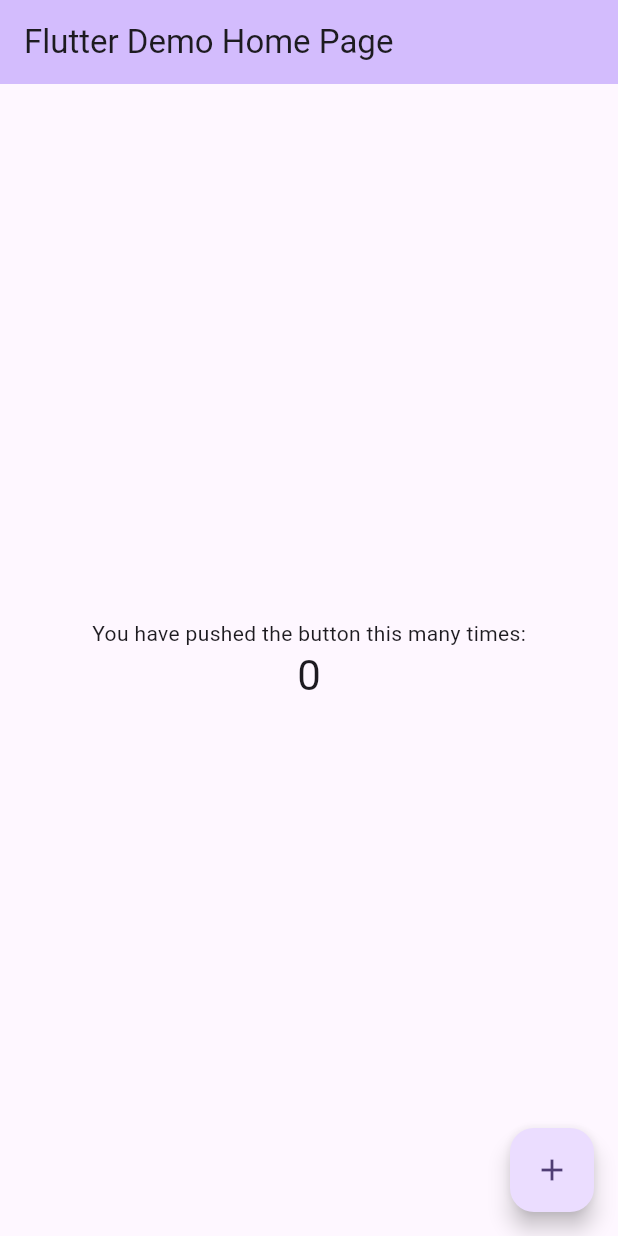
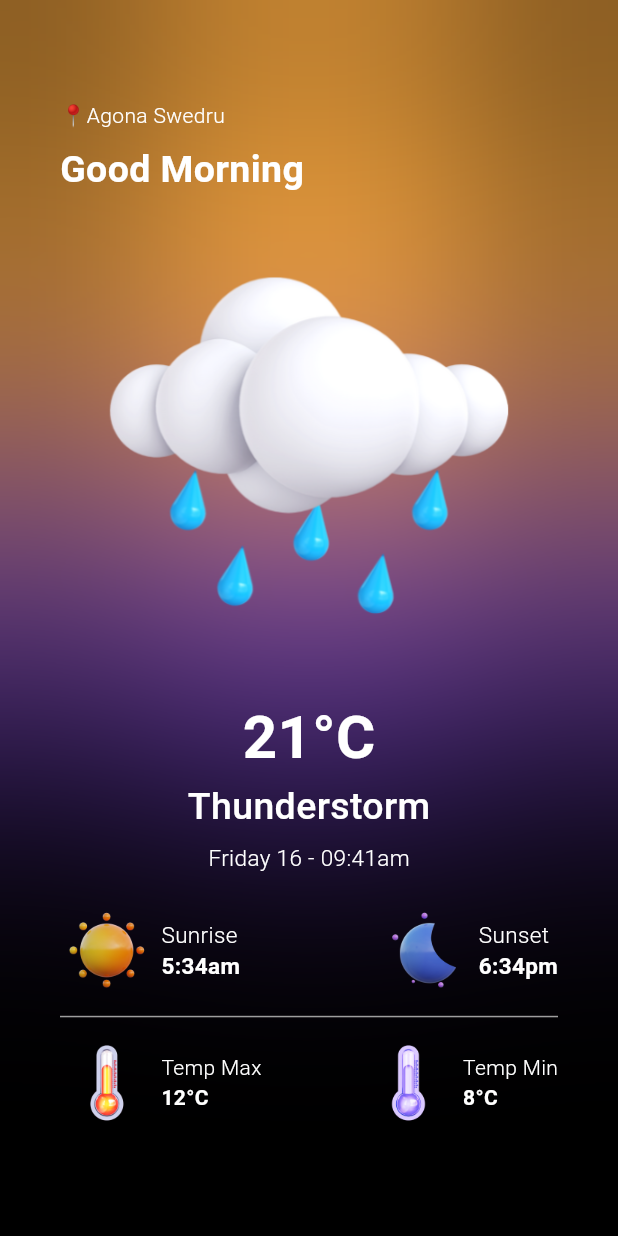
Before and after one commit to Mindsetter/mobile_weather_app, a Flutter app: the screen it shows after launch, on a phone screen of 412 x 824 dp. Run offline on Flutter 3.47's test engine with Material 3 defaults, Android fonts, the phone set to English and light mode, and no system bars; our stand-ins replace bloc, equatable.

Commit message:
Design UI

```diff
--- /dev/null
+++ b/lib/bloc/bloc/weather_bloc_bloc.dart
@@ -0,0 +1,13 @@
+import 'package:bloc/bloc.dart';
+import 'package:equatable/equatable.dart';
+
+part 'weather_bloc_event.dart';
+part 'weather_bloc_state.dart';
+
+class WeatherBlocBloc extends Bloc<WeatherBlocEvent, WeatherBlocState> {
+  WeatherBlocBloc() : super(WeatherBlocInitial()) {
+    on<WeatherBlocEvent>((event, emit) {
+      // TODO: implement event handler
+    });
+  }
+}
--- /dev/null
+++ b/lib/bloc/bloc/weather_bloc_event.dart
@@ -0,0 +1,8 @@
+part of 'weather_bloc_bloc.dart';
+
+sealed class WeatherBlocEvent extends Equatable {
+  const WeatherBlocEvent();
+
+  @override
+  List<Object> get props => [];
+}
--- /dev/null
+++ b/lib/bloc/bloc/weather_bloc_state.dart
@@ -0,0 +1,10 @@
+part of 'weather_bloc_bloc.dart';
+
+sealed class WeatherBlocState extends Equatable {
+  const WeatherBlocState();
+
+  @override
+  List<Object> get props => [];
+}
+
+final class WeatherBlocInitial extends WeatherBlocState {}
--- a/lib/main.dart
+++ b/lib/main.dart
@@ -1,4 +1,5 @@
 import 'package:flutter/material.dart';
+import 'package:mobile_weather_app/screens/home_screen.dart';
 
 void main() {
   runApp(const MyApp());
@@ -7,119 +8,11 @@ void main() {
 class MyApp extends StatelessWidget {
   const MyApp({super.key});
 
-  // This widget is the root of your application.
   @override
   Widget build(BuildContext context) {
-    return MaterialApp(
-      title: 'Flutter Demo',
-      theme: ThemeData(
-        // This is the theme of your application.
-        //
-        // TRY THIS: Try running your application with "flutter run". You'll see
-        // the application has a purple toolbar. Then, without quitting the app,
-        // try changing the seedColor in the colorScheme below to Colors.green
-        // and then invoke "hot reload" (save your changes or press the "hot
-        // reload" button in a Flutter-supported IDE, or press "r" if you used
-        // the command line to start the app).
-        //
-        // Notice that the counter didn't reset back to zero; the application
-        // state is not lost during the reload. To reset the state, use hot
-        // restart instead.
-        //
-        // This works for code too, not just values: Most code changes can be
-        // tested with just a hot reload.
-        colorScheme: ColorScheme.fromSeed(seedColor: Colors.deepPurple),
-        useMaterial3: true,
-      ),
-      home: const MyHomePage(title: 'Flutter Demo Home Page'),
+    return const MaterialApp(
+      debugShowCheckedModeBanner: false,
+      home: HomeScreen(),
     );
   }
 }
-
-class MyHomePage extends StatefulWidget {
-  const MyHomePage({super.key, required this.title});
-
-  // This widget is the home page of your application. It is stateful, meaning
-  // that it has a State object (defined below) that contains fields that affect
-  // how it looks.
-
-  // This class is the configuration for the state. It holds the values (in this
-  // case the title) provided by the parent (in this case the App widget) and
-  // used by the build method of the State. Fields in a Widget subclass are
-  // always marked "final".
-
-  final String title;
-
-  @override
-  State<MyHomePage> createState() => _MyHomePageState();
-}
-
-class _MyHomePageState extends State<MyHomePage> {
-  int _counter = 0;
-
-  void _incrementCounter() {
-    setState(() {
-      // This call to setState tells the Flutter framework that something has
-      // changed in this State, which causes it to rerun the build method below
-      // so that the display can reflect the updated values. If we changed
-      // _counter without calling setState(), then the build method would not be
-      // called again, and so nothing would appear to happen.
-      _counter++;
-    });
-  }
-
-  @override
-  Widget build(BuildContext context) {
-    // This method is rerun every time setState is called, for instance as done
-    // by the _incrementCounter method above.
-    //
-    // The Flutter framework has been optimized to make rerunning build methods
-    // fast, so that you can just rebuild anything that needs updating rather
-    // than having to individually change instances of widgets.
-    return Scaffold(
-      appBar: AppBar(
-        // TRY THIS: Try changing the color here to a specific color (to
-        // Colors.amber, perhaps?) and trigger a hot reload to see the AppBar
-        // change color while the other colors stay the same.
-        backgroundColor: Theme.of(context).colorScheme.inversePrimary,
-        // Here we take the value from the MyHomePage object that was created by
-        // the App.build method, and use it to set our appbar title.
-        title: Text(widget.title),
-      ),
-      body: Center(
-        // Center is a layout widget. It takes a single child and positions it
-        // in the middle of the parent.
-        child: Column(
-          // Column is also a layout widget. It takes a list of children and
-          // arranges them vertically. By default, it sizes itself to fit its
-          // children horizontally, and tries to be as tall as its parent.
-          //
-          // Column has various properties to control how it sizes itself and
-          // how it positions its children. Here we use mainAxisAlignment to
-          // center the children vertically; the main axis here is the vertical
-          // axis because Columns are vertical (the cross axis would be
-          // horizontal).
-          //
-          // TRY THIS: Invoke "debug painting" (choose the "Toggle Debug Paint"
-          // action in the IDE, or press "p" in the console), to see the
-          // wireframe for each widget.
-          mainAxisAlignment: MainAxisAlignment.center,
-          children: <Widget>[
-            const Text(
-              'You have pushed the button this many times:',
-            ),
-            Text(
-              '$_counter',
-              style: Theme.of(context).textTheme.headlineMedium,
-            ),
-          ],
-        ),
-      ),
-      floatingActionButton: FloatingActionButton(
-        onPressed: _incrementCounter,
-        tooltip: 'Increment',
-        child: const Icon(Icons.add),
-      ), // This trailing comma makes auto-formatting nicer for build methods.
-    );
-  }
-}
--- /dev/null
+++ b/lib/screens/home_screen.dart
@@ -0,0 +1,261 @@
+import 'dart:ui';
+
+import 'package:flutter/material.dart';
+import 'package:flutter/services.dart';
+
+class HomeScreen extends StatelessWidget {
+  const HomeScreen({super.key});
+
+  @override
+  Widget build(BuildContext context) {
+    return Scaffold(
+      backgroundColor: Colors.black,
+      extendBodyBehindAppBar: true,
+      appBar: AppBar(
+        backgroundColor: Colors.transparent,
+        elevation: 0,
+        systemOverlayStyle: SystemUiOverlayStyle.light,
+      ),
+      body: Padding(
+        padding: const EdgeInsets.fromLTRB(
+          40,
+          1.2 * kToolbarHeight,
+          40,
+          20,
+        ),
+        child: SizedBox(
+          height: MediaQuery.of(context).size.height,
+          child: Stack(
+            children: [
+              Align(
+                alignment: const AlignmentDirectional(3, -0.3),
+                child: Container(
+                  height: 300,
+                  width: 300,
+                  decoration: const BoxDecoration(
+                      shape: BoxShape.circle, color: Colors.deepPurple),
+                ),
+              ),
+              Align(
+                alignment: const AlignmentDirectional(-3, -0.3),
+                child: Container(
+                  height: 300,
+                  width: 300,
+                  decoration: const BoxDecoration(
+                      shape: BoxShape.circle, color: Color(0xFF673AB7)),
+                ),
+              ),
+              Align(
+                alignment: const AlignmentDirectional(0, -1.2),
+                child: Container(
+                  height: 300,
+                  width: 600,
+                  decoration: const BoxDecoration(color: Color(0xFFFFAB40)),
+                ),
+              ),
+              BackdropFilter(
+                filter: ImageFilter.blur(sigmaX: 100.0, sigmaY: 100.0),
+                child: Container(
+                  decoration: const BoxDecoration(color: Colors.transparent),
+                ),
+              ),
+              SizedBox(
+                width: MediaQuery.of(context).size.height,
+                height: MediaQuery.of(context).size.height,
+                child: Column(
+                    crossAxisAlignment: CrossAxisAlignment.start,
+                    children: [
+                      const Text(
+                        '📍Agona Swedru',
+                        style: TextStyle(
+                          color: Colors.white,
+                          fontWeight: FontWeight.w300,
+                        ),
+                      ),
+                      const SizedBox(height: 8),
+                      const Text(
+                        'Good Morning',
+                        style: TextStyle(
+                          color: Colors.white,
+                          fontSize: 25,
+                          fontWeight: FontWeight.bold,
+                        ),
+                      ),
+                      Image.asset(
+                        'assets/images/2.png',
+                      ),
+                      const Center(
+                        child: Text(
+                          '21°C',
+                          style: TextStyle(
+                            color: Colors.white,
+                            fontSize: 40,
+                            fontWeight: FontWeight.w600,
+                          ),
+                        ),
+                      ),
+                      const Center(
+                        child: Text(
+                          'Thunderstorm',
+                          style: TextStyle(
+                            color: Colors.white,
+                            fontSize: 25,
+                            fontWeight: FontWeight.w500,
+                          ),
+                        ),
+                      ),
+                      const SizedBox(height: 5),
+                      const Center(
+                        child: Text(
+                          'Friday 16 - 09:41am',
+                          style: TextStyle(
+                            color: Colors.white,
+                            fontSize: 15,
+                            fontWeight: FontWeight.w300,
+                          ),
+                        ),
+                      ),
+                      const SizedBox(height: 20),
+                      Row(
+                        mainAxisAlignment: MainAxisAlignment.spaceBetween,
+                        children: [
+                          Row(
+                            children: [
+                              Image.asset(
+                                'assets/images/11.png',
+                                scale: 8,
+                              ),
+                              const SizedBox(width: 5),
+                              const Column(
+                                crossAxisAlignment: CrossAxisAlignment.start,
+                                children: [
+                                  Text(
+                                    'Sunrise',
+                                    style: TextStyle(
+                                      color: Colors.white,
+                                      fontSize: 15,
+                                      fontWeight: FontWeight.w300,
+                                    ),
+                                  ),
+                                  Text(
+                                    '5:34am',
+                                    style: TextStyle(
+                                      color: Colors.white,
+                                      fontSize: 15,
+                                      fontWeight: FontWeight.bold,
+                                    ),
+                                  ),
+                                ],
+                              )
+                            ],
+                          ),
+                          Row(
+                            children: [
+                              Image.asset(
+                                'assets/images/12.png',
+                                scale: 8,
+                              ),
+                              const SizedBox(width: 5),
+                              const Column(
+                                crossAxisAlignment: CrossAxisAlignment.start,
+                                children: [
+                                  Text(
+                                    'Sunset',
+                                    style: TextStyle(
+                                      color: Colors.white,
+                                      fontSize: 15,
+                                      fontWeight: FontWeight.w300,
+                                    ),
+                                  ),
+                                  Text(
+                                    '6:34pm',
+                                    style: TextStyle(
+                                      color: Colors.white,
+                                      fontSize: 15,
+                                      fontWeight: FontWeight.bold,
+                                    ),
+                                  ),
+                                ],
+                              )
+                            ],
+                          ),
+                        ],
+                      ),
+                      const Padding(
+                        padding: EdgeInsets.symmetric(vertical: 5),
+                        child: Divider(
+                          color: Colors.grey,
+                        ),
+                      ),
+                      Row(
+                        mainAxisAlignment: MainAxisAlignment.spaceBetween,
+                        children: [
+                          Row(
+                            children: [
+                              Image.asset(
+                                'assets/images/13.png',
+                                scale: 8,
+                              ),
+                              const SizedBox(width: 5),
+                              const Column(
+                                crossAxisAlignment: CrossAxisAlignment.start,
+                                children: [
+                                  Text(
+                                    'Temp Max',
+                                    style: TextStyle(
+                                      color: Colors.white,
+                                      fontWeight: FontWeight.w300,
+                                    ),
+                                  ),
+                                  SizedBox(width: 3),
+                                  Text(
+                                    '12°C',
+                                    style: TextStyle(
+                                      color: Colors.white,
+                                      fontWeight: FontWeight.bold,
+                                    ),
+                                  ),
+                                ],
+                              )
+                            ],
+                          ),
+                          Row(
+                            children: [
+                              Image.asset(
+                                'assets/images/14.png',
+                                scale: 8,
+                              ),
+                              const SizedBox(width: 5),
+                              const Column(
+                                crossAxisAlignment: CrossAxisAlignment.start,
+                                children: [
+                                  Text(
+                                    'Temp Min',
+                                    style: TextStyle(
+                                      color: Colors.white,
+                                      fontWeight: FontWeight.w300,
+                                    ),
+                                  ),
+                                  SizedBox(width: 5),
+                                  Text(
+                                    '8°C',
+                                    style: TextStyle(
+                                      color: Colors.white,
+                                      fontWeight: FontWeight.bold,
+                                    ),
+                                  ),
+                                ],
+                              )
+                            ],
+                          ),
+                        ],
+                      ),
+                    ]),
+              )
+            ],
+          ),
+        ),
+      ),
+    );
+  }
+}
```
Also changed, not shown: pubspec.yaml (+4 -6 lines), assets/images/1.png (added), assets/images/11.png (added), assets/images/12.png (added), assets/images/13.png (added), assets/images/14.png (added), assets/images/2.png (added), assets/images/3.png (added), assets/images/4.png (added), assets/images/5.png (added), assets/images/6.png (added), assets/images/7.png (added), assets/images/8.png (added), assets/images/9.png (added), 1 more files.
